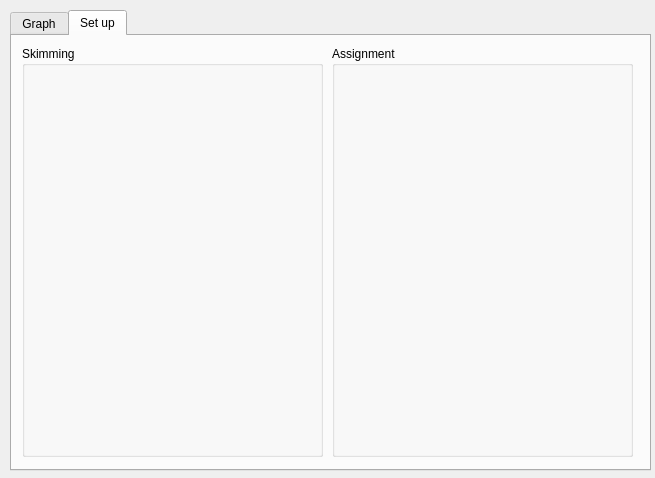
First picture: the form in qaequilibrae/modules/public_transport_procedures/forms/ui_skimming_assignment.ui, repository AequilibraE/qaequilibrae, before the edit.
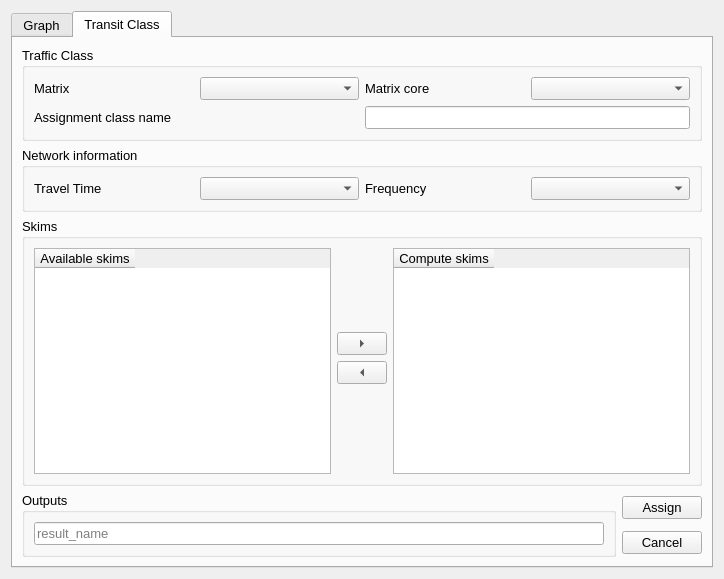
Second picture: the form after the edit.

Commit message: Populate UI and write test

Diff of the .ui file:
```diff
--- a/qaequilibrae/modules/public_transport_procedures/forms/ui_skimming_assignment.ui
+++ b/qaequilibrae/modules/public_transport_procedures/forms/ui_skimming_assignment.ui
@@ -6,62 +6,484 @@
    <rect>
     <x>0</x>
     <y>0</y>
-    <width>655</width>
-    <height>478</height>
+    <width>724</width>
+    <height>579</height>
    </rect>
   </property>
   <property name="windowTitle">
    <string>Dialog</string>
   </property>
-  <widget class="QTabWidget" name="tabWidget">
-   <property name="geometry">
-    <rect>
-     <x>10</x>
-     <y>10</y>
-     <width>641</width>
-     <height>461</height>
-    </rect>
-   </property>
-   <property name="currentIndex">
-    <number>1</number>
-   </property>
-   <widget class="QWidget" name="graph_config">
-    <attribute name="title">
-     <string>Graph</string>
-    </attribute>
-   </widget>
-   <widget class="QWidget" name="tab_2">
-    <attribute name="title">
-     <string>Set up</string>
-    </attribute>
-    <widget class="QGroupBox" name="groupBox">
-     <property name="geometry">
-      <rect>
-       <x>10</x>
-       <y>10</y>
-       <width>301</width>
-       <height>411</height>
-      </rect>
+  <layout class="QVBoxLayout" name="verticalLayout">
+   <item>
+    <widget class="QTabWidget" name="tabWidget">
+     <property name="font">
+      <font>
+       <pointsize>10</pointsize>
+      </font>
      </property>
-     <property name="title">
-      <string>Skimming</string>
+     <property name="currentIndex">
+      <number>1</number>
      </property>
+     <widget class="QWidget" name="graph_config">
+      <attribute name="title">
+       <string>Graph</string>
+      </attribute>
+      <layout class="QGridLayout" name="gridLayout">
+       <item row="2" column="0">
+        <widget class="QGroupBox" name="period">
+         <property name="title">
+          <string>Period</string>
+         </property>
+         <layout class="QGridLayout" name="gridLayout_3">
+          <item row="0" column="1">
+           <widget class="QSpinBox" name="spin_period_id">
+            <property name="alignment">
+             <set>Qt::AlignRight|Qt::AlignTrailing|Qt::AlignVCenter</set>
+            </property>
+            <property name="singleStep">
+             <number>1</number>
+            </property>
+            <property name="value">
+             <number>2</number>
+            </property>
+           </widget>
+          </item>
+          <item row="3" column="0">
+           <widget class="QLabel" name="label_11">
+            <property name="text">
+             <string>Description</string>
+            </property>
+           </widget>
+          </item>
+          <item row="3" column="4">
+           <widget class="QPushButton" name="but_add_period">
+            <property name="text">
+             <string>Add period</string>
+            </property>
+           </widget>
+          </item>
+          <item row="1" column="0">
+           <widget class="QLabel" name="label_9">
+            <property name="text">
+             <string>Start</string>
+            </property>
+           </widget>
+          </item>
+          <item row="1" column="1">
+           <widget class="QTimeEdit" name="timeEdit">
+            <property name="alignment">
+             <set>Qt::AlignRight|Qt::AlignTrailing|Qt::AlignVCenter</set>
+            </property>
+            <property name="minimumTime">
+             <time>
+              <hour>6</hour>
+              <minute>0</minute>
+              <second>0</second>
+             </time>
+            </property>
+           </widget>
+          </item>
+          <item row="1" column="4">
+           <widget class="QTimeEdit" name="timeEdit_2">
+            <property name="alignment">
+             <set>Qt::AlignRight|Qt::AlignTrailing|Qt::AlignVCenter</set>
+            </property>
+            <property name="minimumTime">
+             <time>
+              <hour>10</hour>
+              <minute>0</minute>
+              <second>0</second>
+             </time>
+            </property>
+           </widget>
+          </item>
+          <item row="0" column="0">
+           <widget class="QLabel" name="label_8">
+            <property name="text">
+             <string>Period ID</string>
+            </property>
+           </widget>
+          </item>
+          <item row="1" column="3">
+           <widget class="QLabel" name="label_12">
+            <property name="text">
+             <string>End</string>
+            </property>
+           </widget>
+          </item>
+          <item row="3" column="1" colspan="3">
+           <widget class="QLineEdit" name="ln_period_desc"/>
+          </item>
+         </layout>
+        </widget>
+       </item>
+       <item row="0" column="0">
+        <widget class="QGroupBox" name="graph">
+         <property name="title">
+          <string>Graph</string>
+         </property>
+         <layout class="QGridLayout" name="gridLayout_8">
+          <item row="6" column="1">
+           <widget class="QComboBox" name="cob_line_methods"/>
+          </item>
+          <item row="0" column="0">
+           <widget class="QLabel" name="label_1">
+            <property name="text">
+             <string>Modes</string>
+            </property>
+           </widget>
+          </item>
+          <item row="0" column="1">
+           <widget class="QComboBox" name="cob_mode"/>
+          </item>
+          <item row="6" column="0">
+           <widget class="QLabel" name="label_3">
+            <property name="text">
+             <string>Line geometry method</string>
+            </property>
+           </widget>
+          </item>
+          <item row="1" column="0" colspan="2">
+           <widget class="QCheckBox" name="chb_check_centroids">
+            <property name="font">
+             <font>
+              <pointsize>10</pointsize>
+             </font>
+            </property>
+            <property name="text">
+             <string>Block flows through centroids</string>
+            </property>
+            <property name="checked">
+             <bool>true</bool>
+            </property>
+           </widget>
+          </item>
+          <item row="5" column="0">
+           <widget class="QLabel" name="label_2">
+            <property name="text">
+             <string>Connector method</string>
+            </property>
+           </widget>
+          </item>
+          <item row="5" column="1">
+           <widget class="QComboBox" name="cob_conn_methods"/>
+          </item>
+          <item row="4" column="0">
+           <widget class="QCheckBox" name="chb_walk_edges">
+            <property name="text">
+             <string>Walking edges</string>
+            </property>
+           </widget>
+          </item>
+          <item row="2" column="0">
+           <widget class="QCheckBox" name="chb_outer_stops">
+            <property name="text">
+             <string>Outer stops transfers</string>
+            </property>
+           </widget>
+          </item>
+          <item row="2" column="1">
+           <widget class="QCheckBox" name="checkBox">
+            <property name="text">
+             <string>Inner stops transfers</string>
+            </property>
+           </widget>
+          </item>
+         </layout>
+        </widget>
+       </item>
+       <item row="3" column="0">
+        <spacer name="vtab11">
+         <property name="orientation">
+          <enum>Qt::Vertical</enum>
+         </property>
+         <property name="sizeHint" stdset="0">
+          <size>
+           <width>20</width>
+           <height>40</height>
+          </size>
+         </property>
+        </spacer>
+       </item>
+      </layout>
+     </widget>
+     <widget class="QWidget" name="assign_tab">
+      <attribute name="title">
+       <string>Transit Class</string>
+      </attribute>
+      <layout class="QGridLayout" name="gridLayout_6">
+       <item row="3" column="1">
+        <widget class="QPushButton" name="but_assign">
+         <property name="text">
+          <string>Assign</string>
+         </property>
+        </widget>
+       </item>
+       <item row="0" column="0" colspan="2">
+        <widget class="QGroupBox" name="traffic_class">
+         <property name="title">
+          <string>Traffic Class</string>
+         </property>
+         <layout class="QGridLayout" name="gridLayout_7">
+          <item row="0" column="2">
+           <widget class="QLabel" name="label_6">
+            <property name="text">
+             <string>Matrix core</string>
+            </property>
+           </widget>
+          </item>
+          <item row="0" column="3">
+           <widget class="QComboBox" name="cob_matrix_core"/>
+          </item>
+          <item row="1" column="0" colspan="2">
+           <widget class="QLabel" name="label_7">
+            <property name="text">
+             <string>Assignment class name</string>
+            </property>
+           </widget>
+          </item>
+          <item row="1" column="2" colspan="2">
+           <widget class="QLineEdit" name="ln_transit_class"/>
+          </item>
+          <item row="0" column="0">
+           <widget class="QLabel" name="label">
+            <property name="text">
+             <string>Matrix</string>
+            </property>
+           </widget>
+          </item>
+          <item row="0" column="1">
+           <widget class="QComboBox" name="cob_matrices"/>
+          </item>
+         </layout>
+        </widget>
+       </item>
+       <item row="4" column="1">
+        <widget class="QPushButton" name="but_cancel">
+         <property name="text">
+          <string>Cancel</string>
+         </property>
+        </widget>
+       </item>
+       <item row="1" column="0" colspan="2">
+        <widget class="QGroupBox" name="net_info">
+         <property name="title">
+          <string>Network information</string>
+         </property>
+         <layout class="QGridLayout" name="gridLayout_4">
+          <item row="0" column="0">
+           <widget class="QLabel" name="label_4">
+            <property name="text">
+             <string>Travel Time</string>
+            </property>
+           </widget>
+          </item>
+          <item row="0" column="1">
+           <widget class="QComboBox" name="cob_travel_time"/>
+          </item>
+          <item row="0" column="2">
+           <widget class="QLabel" name="label_5">
+            <property name="text">
+             <string>Frequency</string>
+            </property>
+           </widget>
+          </item>
+          <item row="0" column="3">
+           <widget class="QComboBox" name="cob_freq"/>
+          </item>
+         </layout>
+        </widget>
+       </item>
+       <item row="2" column="0" colspan="2">
+        <widget class="QGroupBox" name="skims">
+         <property name="sizePolicy">
+          <sizepolicy hsizetype="Preferred" vsizetype="Preferred">
+           <horstretch>0</horstretch>
+           <verstretch>0</verstretch>
+          </sizepolicy>
+         </property>
+         <property name="title">
+          <string>Skims</string>
+         </property>
+         <layout class="QGridLayout" name="gridLayout_2">
+          <item row="0" column="0" rowspan="7">
+           <widget class="QTableWidget" name="available_skims_table">
+            <property name="sizePolicy">
+             <sizepolicy hsizetype="Preferred" vsizetype="Preferred">
+              <horstretch>0</horstretch>
+              <verstretch>0</verstretch>
+             </sizepolicy>
+            </property>
+            <property name="accessibleName">
+             <string>&lt;html&gt;&lt;head/&gt;&lt;body&gt;&lt;p&gt;xcxc&lt;/p&gt;&lt;/body&gt;&lt;/html&gt;</string>
+            </property>
+            <property name="selectionMode">
+             <enum>QAbstractItemView::SingleSelection</enum>
+            </property>
+            <property name="selectionBehavior">
+             <enum>QAbstractItemView::SelectRows</enum>
+            </property>
+            <property name="rowCount">
+             <number>0</number>
+            </property>
+            <property name="columnCount">
+             <number>1</number>
+            </property>
+            <attribute name="verticalHeaderDefaultSectionSize">
+             <number>31</number>
+            </attribute>
+            <column>
+             <property name="text">
+              <string>Available skims</string>
+             </property>
+            </column>
+           </widget>
+          </item>
+          <item row="2" column="1">
+           <widget class="QToolButton" name="but_adds_to_skim">
+            <property name="sizePolicy">
+             <sizepolicy hsizetype="Preferred" vsizetype="Preferred">
+              <horstretch>0</horstretch>
+              <verstretch>0</verstretch>
+             </sizepolicy>
+            </property>
+            <property name="maximumSize">
+             <size>
+              <width>50</width>
+              <height>16777215</height>
+             </size>
+            </property>
+            <property name="text">
+             <string>...</string>
+            </property>
+            <property name="toolButtonStyle">
+             <enum>Qt::ToolButtonIconOnly</enum>
+            </property>
+            <property name="arrowType">
+             <enum>Qt::RightArrow</enum>
+            </property>
+           </widget>
+          </item>
+          <item row="1" column="1">
+           <spacer name="vtab21">
+            <property name="sizePolicy">
+             <sizepolicy hsizetype="Preferred" vsizetype="Preferred">
+              <horstretch>0</horstretch>
+              <verstretch>0</verstretch>
+             </sizepolicy>
+            </property>
+            <property name="orientation">
+             <enum>Qt::Vertical</enum>
+            </property>
+            <property name="sizeHint" stdset="0">
+             <size>
+              <width>20</width>
+              <height>40</height>
+             </size>
+            </property>
+           </spacer>
+          </item>
+          <item row="4" column="1">
+           <spacer name="vtab22">
+            <property name="sizePolicy">
+             <sizepolicy hsizetype="Preferred" vsizetype="Preferred">
+              <horstretch>0</horstretch>
+              <verstretch>0</verstretch>
+             </sizepolicy>
+            </property>
+            <property name="orientation">
+             <enum>Qt::Vertical</enum>
+            </property>
+            <property name="sizeHint" stdset="0">
+             <size>
+              <width>20</width>
+              <height>40</height>
+             </size>
+            </property>
+           </spacer>
+          </item>
+          <item row="3" column="1">
+           <widget class="QToolButton" name="but_removes_from_skim">
+            <property name="sizePolicy">
+             <sizepolicy hsizetype="Preferred" vsizetype="Preferred">
+              <horstretch>0</horstretch>
+              <verstretch>0</verstretch>
+             </sizepolicy>
+            </property>
+            <property name="maximumSize">
+             <size>
+              <width>50</width>
+              <height>16777215</height>
+             </size>
+            </property>
+            <property name="text">
+             <string>...</string>
+            </property>
+            <property name="toolButtonStyle">
+             <enum>Qt::ToolButtonIconOnly</enum>
+            </property>
+            <property name="arrowType">
+             <enum>Qt::LeftArrow</enum>
+            </property>
+           </widget>
+          </item>
+          <item row="0" column="2" rowspan="7">
+           <widget class="QTableWidget" name="skim_list">
+            <property name="sizePolicy">
+             <sizepolicy hsizetype="Preferred" vsizetype="Preferred">
+              <horstretch>0</horstretch>
+              <verstretch>0</verstretch>
+             </sizepolicy>
+            </property>
+            <property name="accessibleName">
+             <string>&lt;html&gt;&lt;head/&gt;&lt;body&gt;&lt;p&gt;xcxc&lt;/p&gt;&lt;/body&gt;&lt;/html&gt;</string>
+            </property>
+            <property name="selectionMode">
+             <enum>QAbstractItemView::SingleSelection</enum>
+            </property>
+            <property name="selectionBehavior">
+             <enum>QAbstractItemView::SelectRows</enum>
+            </property>
+            <property name="rowCount">
+             <number>0</number>
+            </property>
+            <property name="columnCount">
+             <number>1</number>
+            </property>
+            <attribute name="verticalHeaderDefaultSectionSize">
+             <number>31</number>
+            </attribute>
+            <column>
+             <property name="text">
+              <string>Compute skims</string>
+             </property>
+            </column>
+           </widget>
+          </item>
+         </layout>
+        </widget>
+       </item>
+       <item row="3" column="0" rowspan="2">
+        <widget class="QGroupBox" name="output">
+         <property name="title">
+          <string>Outputs</string>
+         </property>
+         <layout class="QGridLayout" name="gridLayout_5">
+          <item row="0" column="0">
+           <widget class="QLineEdit" name="ln_result_name">
+            <property name="placeholderText">
+             <string>result_name</string>
+            </property>
+           </widget>
+          </item>
+         </layout>
+        </widget>
+       </item>
+      </layout>
+     </widget>
     </widget>
-    <widget class="QGroupBox" name="groupBox_2">
-     <property name="geometry">
-      <rect>
-       <x>320</x>
-       <y>10</y>
-       <width>301</width>
-       <height>411</height>
-      </rect>
-     </property>
-     <property name="title">
-      <string>Assignment</string>
-     </property>
-    </widget>
-   </widget>
-  </widget>
+   </item>
+  </layout>
  </widget>
  <resources/>
  <connections/>
```
The commit also changes 2 other files.
